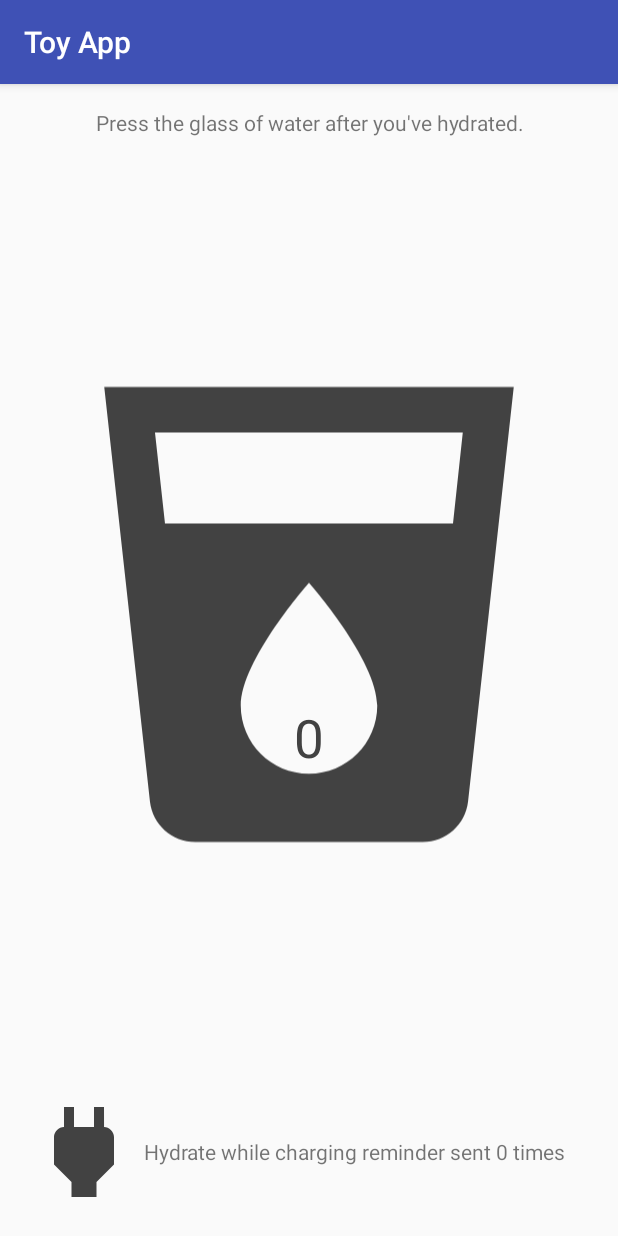
After one commit to omega9999/ToyApp, an Android app: the HydrationReminderActivity screen opened directly, with no data from a screen before it, on a phone screen of 412 x 824 dp. The commit adds this screen. Run offline under Robolectric (Android 15) with nearby library versions, the light colour scheme and no system bars; our stand-ins replace sdp/ssp sizes.

Commit message:
initial version of Lesson10-Hydration-Reminder

```diff
--- a/app/src/main/AndroidManifest.xml
+++ b/app/src/main/AndroidManifest.xml
@@ -63,6 +63,12 @@
         <activity
             android:name=".activity.todolist.AddTaskActivity"
             android:label="@string/add_task_activity_name" />
+
+        <activity
+            android:name=".activity.HydrationReminderActivity" />
+
+        <!-- TODO (14) Declare WaterReminderIntentService in the Manifest and set the exported  attribute to false-->
+
     </application>
 
 </manifest>
--- a/app/src/main/java/com/example/android/toyapp/ExerciseUtils.java
+++ b/app/src/main/java/com/example/android/toyapp/ExerciseUtils.java
@@ -8,6 +8,7 @@ import androidx.annotation.NonNull;
 import com.example.android.toyapp.activity.AsynkTaskCursorActivity;
 import com.example.android.toyapp.activity.CustomRadioButtonActivity;
 import com.example.android.toyapp.activity.ExplicitIntentActivity;
+import com.example.android.toyapp.activity.HydrationReminderActivity;
 import com.example.android.toyapp.activity.ImplicitIntentActivity;
 import com.example.android.toyapp.activity.LifecycleActivity;
 import com.example.android.toyapp.activity.ToDoListActivity;
@@ -33,6 +34,7 @@ public class ExerciseUtils {
         activities.add(VisualizerActivity.class);
         activities.add(AsynkTaskCursorActivity.class);
         activities.add(ToDoListActivity.class);
+        activities.add(HydrationReminderActivity.class);
         return activities;
     }
 
--- /dev/null
+++ b/app/src/main/java/com/example/android/toyapp/activity/HydrationReminderActivity.java
@@ -0,0 +1,94 @@
+package com.example.android.toyapp.activity;
+
+import android.content.SharedPreferences;
+import android.os.Bundle;
+import android.view.View;
+import android.widget.ImageView;
+import android.widget.TextView;
+import android.widget.Toast;
+
+import androidx.appcompat.app.AppCompatActivity;
+import androidx.preference.PreferenceManager;
+
+import com.example.android.toyapp.R;
+import com.example.android.toyapp.activity.background.utilities.PreferenceUtilities;
+
+public class HydrationReminderActivity extends AppCompatActivity implements        SharedPreferences.OnSharedPreferenceChangeListener {
+
+    private TextView mWaterCountDisplay;
+    private TextView mChargingCountDisplay;
+    private ImageView mChargingImageView;
+
+    private Toast mToast;
+
+    @Override
+    protected void onCreate(Bundle savedInstanceState) {
+        super.onCreate(savedInstanceState);
+        setContentView(R.layout.drink_main);
+
+        /** Get the views **/
+        mWaterCountDisplay = (TextView) findViewById(R.id.tv_water_count);
+        mChargingCountDisplay = (TextView) findViewById(R.id.tv_charging_reminder_count);
+        mChargingImageView = (ImageView) findViewById(R.id.iv_power_increment);
+
+        /** Set the original values in the UI **/
+        updateWaterCount();
+        updateChargingReminderCount();
+
+        /** Setup the shared preference listener **/
+        SharedPreferences prefs = PreferenceManager.getDefaultSharedPreferences(this);
+        prefs.registerOnSharedPreferenceChangeListener(this);
+    }
+
+    /**
+     * Updates the TextView to display the new water count from SharedPreferences
+     */
+    private void updateWaterCount() {
+        int waterCount = PreferenceUtilities.getWaterCount(this);
+        mWaterCountDisplay.setText(waterCount+"");
+    }
+
+    /**
+     * Updates the TextView to display the new charging reminder count from SharedPreferences
+     */
+    private void updateChargingReminderCount() {
+        int chargingReminders = PreferenceUtilities.getChargingReminderCount(this);
+        String formattedChargingReminders = getResources().getQuantityString(
+                R.plurals.charge_notification_count, chargingReminders, chargingReminders);
+        mChargingCountDisplay.setText(formattedChargingReminders);
+
+    }
+
+    /**
+     * Adds one to the water count and shows a toast
+     */
+    public void incrementWater(View view) {
+        if (mToast != null) mToast.cancel();
+        mToast = Toast.makeText(this, R.string.water_chug_toast, Toast.LENGTH_SHORT);
+        mToast.show();
+        // TODO (15) Create an explicit intent for WaterReminderIntentService
+        // TODO (16) Set the action of the intent to ACTION_INCREMENT_WATER_COUNT
+        // TODO (17) Call startService and pass the explicit intent you just created
+    }
+
+    @Override
+    protected void onDestroy() {
+        super.onDestroy();
+        /** Cleanup the shared preference listener **/
+        SharedPreferences prefs = PreferenceManager.getDefaultSharedPreferences(this);
+        prefs.unregisterOnSharedPreferenceChangeListener(this);
+    }
+
+    /**
+     * This is a listener that will update the UI when the water count or charging reminder counts
+     * change
+     */
+    @Override
+    public void onSharedPreferenceChanged(SharedPreferences sharedPreferences, String key) {
+        if (PreferenceUtilities.KEY_WATER_COUNT.equals(key)) {
+            updateWaterCount();
+        } else if (PreferenceUtilities.KEY_CHARGING_REMINDER_COUNT.equals(key)) {
+            updateChargingReminderCount();
+        }
+    }
+}
--- /dev/null
+++ b/app/src/main/java/com/example/android/toyapp/activity/background/utilities/PreferenceUtilities.java
@@ -0,0 +1,47 @@
+package com.example.android.toyapp.activity.background.utilities;
+
+import android.content.Context;
+import android.content.SharedPreferences;
+
+import androidx.preference.PreferenceManager;
+
+public final class PreferenceUtilities {
+
+    public static final String KEY_WATER_COUNT = "water-count";
+    public static final String KEY_CHARGING_REMINDER_COUNT = "charging-reminder-count";
+
+    private static final int DEFAULT_COUNT = 0;
+
+    synchronized private static void setWaterCount(Context context, int glassesOfWater) {
+        SharedPreferences prefs = PreferenceManager.getDefaultSharedPreferences(context);
+        SharedPreferences.Editor editor = prefs.edit();
+        editor.putInt(KEY_WATER_COUNT, glassesOfWater);
+        editor.apply();
+    }
+
+    public static int getWaterCount(Context context) {
+        SharedPreferences prefs = PreferenceManager.getDefaultSharedPreferences(context);
+        int glassesOfWater = prefs.getInt(KEY_WATER_COUNT, DEFAULT_COUNT);
+        return glassesOfWater;
+    }
+
+    synchronized public static void incrementWaterCount(Context context) {
+        int waterCount = PreferenceUtilities.getWaterCount(context);
+        PreferenceUtilities.setWaterCount(context, ++waterCount);
+    }
+
+    synchronized public static void incrementChargingReminderCount(Context context) {
+        SharedPreferences prefs = PreferenceManager.getDefaultSharedPreferences(context);
+        int chargingReminders = prefs.getInt(KEY_CHARGING_REMINDER_COUNT, DEFAULT_COUNT);
+
+        SharedPreferences.Editor editor = prefs.edit();
+        editor.putInt(KEY_CHARGING_REMINDER_COUNT, ++chargingReminders);
+        editor.apply();
+    }
+
+    public static int getChargingReminderCount(Context context) {
+        SharedPreferences prefs = PreferenceManager.getDefaultSharedPreferences(context);
+        int chargingReminders = prefs.getInt(KEY_CHARGING_REMINDER_COUNT, DEFAULT_COUNT);
+        return chargingReminders;
+    }
+}
--- /dev/null
+++ b/app/src/main/res/drawable/ic_local_drink_grey_120px.xml
@@ -0,0 +1,15 @@
+<?xml version="1.0" encoding="utf-8"?>
+<vector xmlns:android="http://schemas.android.com/apk/res/android"
+    android:width="120dp"
+    android:height="120dp"
+    android:viewportWidth="24"
+    android:viewportHeight="24">
+    <path
+        android:pathData="M0 0h24v24H0z"
+        />
+    <path
+        android:fillColor="#424242"
+        android:pathData="M3 2l2.01 18.23C5.13 21.23 5.97 22 7 22h10c1.03 0 1.87-0.77 1.99-1.77L21 2H3zm9
+17c-1.66 0-3-1.34-3-3 0-2 3-5.4 3-5.4s3 3.4 3 5.4c0 1.66-1.34 3-3
+3zm6.33-11H5.67l-0.44-4h13.53l-0.43 4z" />
+</vector>
--- /dev/null
+++ b/app/src/main/res/drawable/ic_power_grey_80px.xml
@@ -0,0 +1,16 @@
+<?xml version="1.0" encoding="utf-8"?>
+<vector xmlns:android="http://schemas.android.com/apk/res/android"
+    android:width="80dp"
+    android:height="80dp"
+    android:viewportWidth="24"
+    android:viewportHeight="24">
+
+    <path
+        android:fillColor="#424242"
+        android:pathData="M16.01 7L16 3h-2v4h-4V3H8v4h-0.01C7 6.99 6 7.99 6 8.99v5.49L9.5
+18v3h5v-3l3.5-3.51v-5.5c0-1-1-2-1.99-1.99z" />
+    <path
+        android:pathData="M0 0h24v24H0z" />
+
+
+</vector>
--- /dev/null
+++ b/app/src/main/res/layout/drink_main.xml
@@ -0,0 +1,86 @@
+<?xml version="1.0" encoding="utf-8"?>
+<LinearLayout xmlns:android="http://schemas.android.com/apk/res/android"
+    android:id="@+id/activity_main"
+    android:layout_width="match_parent"
+    android:layout_height="match_parent"
+    android:orientation="vertical"
+    android:padding="16dp">
+
+    <TextView
+        android:id="@+id/tv_instructions"
+        android:layout_width="match_parent"
+        android:layout_height="wrap_content"
+        android:gravity="center"
+        android:text="@string/instructions" />
+
+    <FrameLayout
+        android:id="@+id/fl_water_increment"
+        android:layout_width="match_parent"
+        android:layout_height="0dp"
+        android:layout_weight="1">
+
+        <ImageButton
+            android:id="@+id/ib_water_increment"
+            android:layout_width="match_parent"
+            android:layout_height="match_parent"
+            android:background="?attr/selectableItemBackgroundBorderless"
+            android:contentDescription="@string/water_increment_content_desc"
+            android:onClick="incrementWater"
+            android:padding="8dp"
+            android:scaleType="fitCenter"
+            android:src="@drawable/ic_local_drink_grey_120px" />
+
+        <LinearLayout
+            android:layout_width="match_parent"
+            android:layout_height="match_parent"
+            android:orientation="vertical">
+
+            <!-- Centering TextView within image -->
+            <View
+                android:layout_width="0dp"
+                android:layout_height="0dp"
+                android:layout_weight="64"
+                android:visibility="invisible" />
+
+            <TextView
+                android:id="@+id/tv_water_count"
+                android:layout_width="wrap_content"
+                android:layout_height="wrap_content"
+                android:layout_gravity="center"
+                android:text="@string/default_water_count"
+                android:textColor="#424242"
+                android:textSize="35sp" />
+
+            <View
+                android:layout_width="0dp"
+                android:layout_height="0dp"
+                android:layout_weight="36"
+                android:visibility="invisible" />
+        </LinearLayout>
+    </FrameLayout>
+
+    <RelativeLayout
+        android:id="@+id/fl_charge_increment"
+        android:layout_width="wrap_content"
+        android:layout_height="wrap_content">
+
+        <ImageView
+            android:id="@+id/iv_power_increment"
+            android:layout_width="wrap_content"
+            android:layout_height="wrap_content"
+            android:contentDescription="@string/charging_plug_content_desc"
+            android:src="@drawable/ic_power_grey_80px" />
+
+        <TextView
+            android:id="@+id/tv_charging_reminder_count"
+            android:layout_width="wrap_content"
+            android:layout_height="wrap_content"
+            android:layout_centerVertical="true"
+            android:layout_marginEnd="16dp"
+            android:layout_marginRight="16dp"
+            android:layout_toEndOf="@id/iv_power_increment"
+            android:layout_toRightOf="@id/iv_power_increment"
+            android:text="@string/default_charge_notification_count" />
+
+    </RelativeLayout>
+</LinearLayout>
--- a/app/src/main/res/values/strings.xml
+++ b/app/src/main/res/values/strings.xml
@@ -48,4 +48,19 @@
 
     <string name="add_button">Add</string>
     <string name="update_button">Update</string>
+
+    <string name="instructions">Press the glass of water after you\'ve hydrated.</string>
+    <string name="water_increment_content_desc">Press to record drinking water</string>
+    <string name="charging_plug_content_desc">charging plug image</string>
+    <string name="default_water_count">0</string>
+    <string name="default_charge_notification_count">Hydrate while charging reminder sent 0 times</string>
+    <string name="water_chug_toast">GLUG GLUG GLUG</string>
+    <string name="charging_reminder_notification_title">Device Charging - Where\'s that water?</string>
+    <string name="charging_reminder_notification_body">There\'s never a better time to drink water than when you know your phone is charging. Drink up!</string>
+    <plurals name="charge_notification_count">
+        <item quantity="zero">Hydrate while charging reminder sent %d times</item>
+        <item quantity="one">Hydrate while charging reminder sent %d time</item>
+        <item quantity="other">Hydrate while charging reminder sent %d times</item>
+    </plurals>
+
 </resources>
```
Also changed, not shown: app/src/main/java/com/example/android/toyapp/activity/background/sync/ReminderTasks.java (added, +16 -0 lines), app/src/main/java/com/example/android/toyapp/activity/background/sync/WaterReminderIntentService.java (added, +11 -0 lines), app/src/main/res/drawable/ic_cancel_black_24px.xml (added, +15 -0 lines), app/src/main/res/drawable/ic_local_drink_black_24px.xml (added, +15 -0 lines), app/src/main/res/drawable/ic_power_pink_80px.xml (added, +14 -0 lines), app/src/main/res/drawable-hdpi/ic_drink_notification.png (added), app/src/main/res/drawable-mdpi/ic_drink_notification.png (added), app/src/main/res/drawable-xhdpi/ic_drink_notification.png (added), app/src/main/res/drawable-xxhdpi/ic_drink_notification.png (added).
